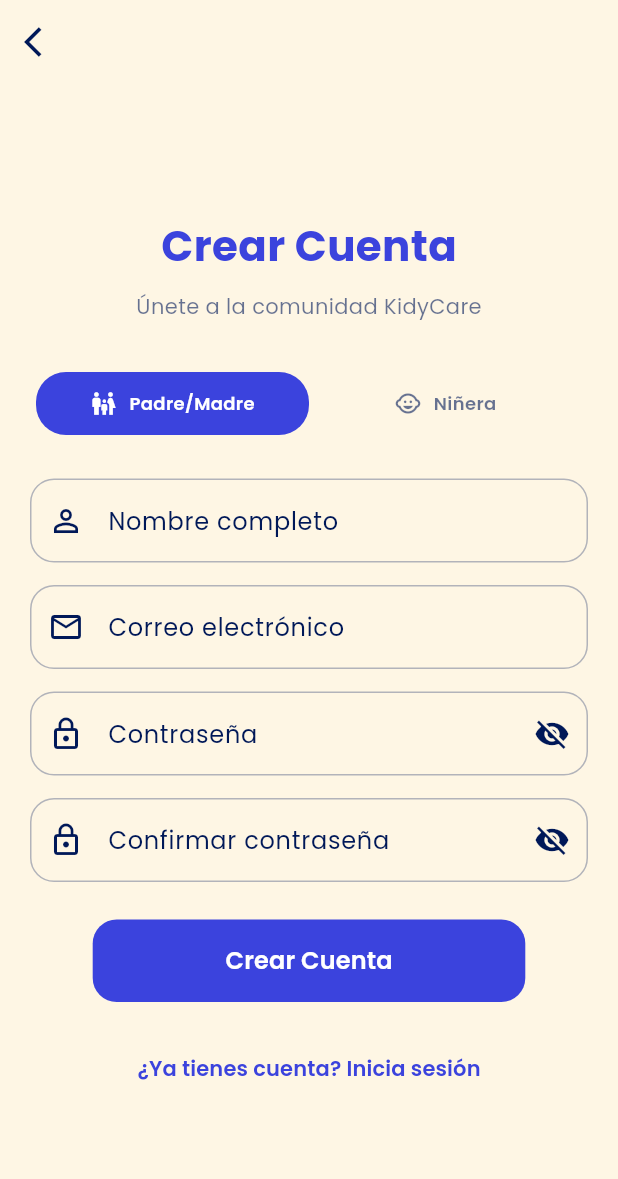
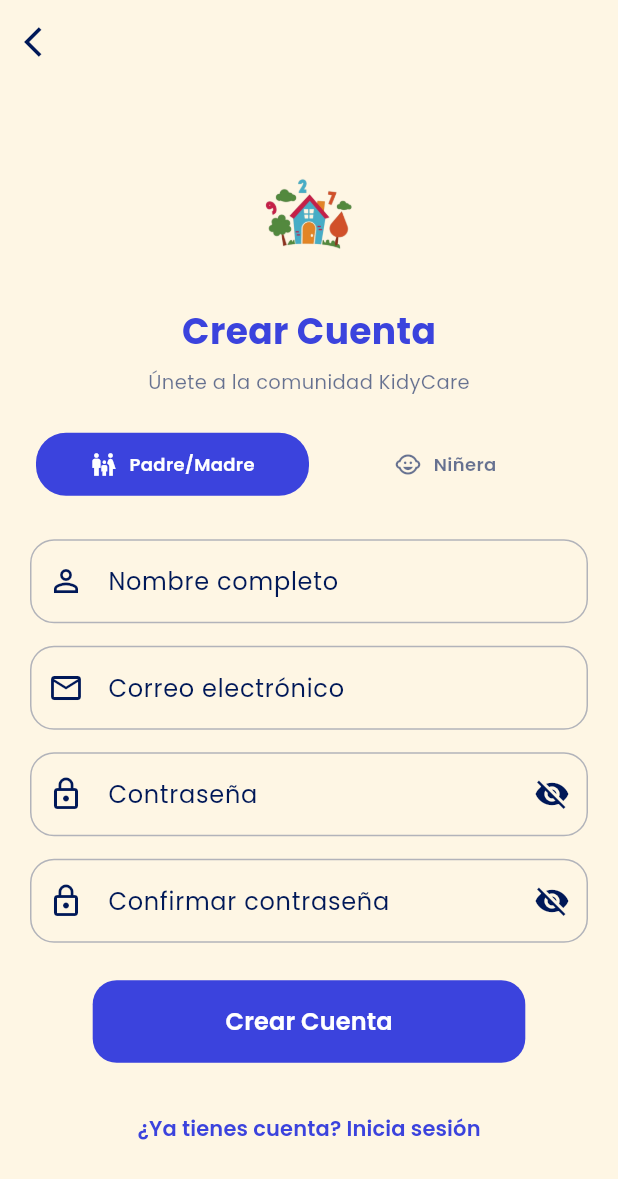
Before and after one commit to Grupo4-1ASI0732-14736-Trustora/kidycare-app, a Flutter app: the screen it shows after launch, after a tap on "Saltar", after a tap on "¿No tienes cuenta? Regístrate", on a phone screen of 412 x 824 dp. Shown: the top 1179 px of the screen. Run offline on Flutter 3.47's test engine with Material 3 defaults, Android fonts, the phone set to English and light mode, and no system bars; our stand-ins replace google_fonts, shared_preferences; accounts and stored records are empty.

Commit message:
feat: initial Flutter app setup v4

```diff
--- a/lib/screens/shared/login_screen.dart
+++ b/lib/screens/shared/login_screen.dart
@@ -42,50 +42,37 @@
                     AnimatedContainer(
                       duration: const Duration(milliseconds: 800),
                       curve: Curves.easeOutBack,
-                      width: 110,
-                      height: 110,
-                      decoration: BoxDecoration(
-                        color: theme.colorScheme.primary,
-                        borderRadius: BorderRadius.circular(30),
-                        boxShadow: [
-                          BoxShadow(
-                            color: theme.colorScheme.primary.withOpacity(0.4),
-                            blurRadius: 12,
-                            offset: const Offset(0, 6),
-                          ),
-                        ],
-                      ),
+                      width: 80,
+                      height: 80,
                       child: Center(
-                        child: Text(
-                          "LOGO",
-                          style: GoogleFonts.poppins(
-                            fontSize: 20,
-                            fontWeight: FontWeight.bold,
-                            color: Colors.white,
-                          ),
+                        child: Image.asset(
+                          'assets/images/logo_kc.png',
+                          width: 60,
+                          height: 60,
+                          fit: BoxFit.contain,
                         ),
                       ),
                     ),
-                    const SizedBox(height: 30),
+                    const SizedBox(height: 20),
 
                     // 👋 Títulos
                     Text(
                       "Bienvenido a KidyCare",
                       style: GoogleFonts.poppins(
-                        fontSize: 22,
+                        fontSize: 20,
                         fontWeight: FontWeight.bold,
                         color: theme.colorScheme.primary,
                       ),
                     ),
-                    const SizedBox(height: 10),
+                    const SizedBox(height: 8),
                     Text(
                       "Conéctate con niñeras de confianza",
                       style: GoogleFonts.poppins(
-                        fontSize: 14,
-                        color: theme.colorScheme.onSurface.withOpacity(0.6),
+                        fontSize: 13,
+                        color: theme.colorScheme.onSurface.withValues(alpha: 0.6),
                       ),
                     ),
-                    const SizedBox(height: 30),
+                    const SizedBox(height: 24),
 
                     // Selector de tipo de usuario
                     Container(
--- a/lib/screens/shared/register_screen.dart
+++ b/lib/screens/shared/register_screen.dart
@@ -49,24 +49,41 @@
                 child: Column(
                   crossAxisAlignment: CrossAxisAlignment.center,
                   children: [
+                    // 🚀 Logo animado
+                    AnimatedContainer(
+                      duration: const Duration(milliseconds: 800),
+                      curve: Curves.easeOutBack,
+                      width: 80,
+                      height: 80,
+                      child: Center(
+                        child: Image.asset(
+                          'assets/images/logo_kc.png',
+                          width: 60,
+                          height: 60,
+                          fit: BoxFit.contain,
+                        ),
+                      ),
+                    ),
+                    const SizedBox(height: 20),
+
                     // Título
                     Text(
                       "Crear Cuenta",
                       style: GoogleFonts.poppins(
-                        fontSize: 28,
+                        fontSize: 24,
                         fontWeight: FontWeight.bold,
                         color: theme.colorScheme.primary,
                       ),
                     ),
-                    const SizedBox(height: 10),
+                    const SizedBox(height: 8),
                     Text(
                       "Únete a la comunidad KidyCare",
                       style: GoogleFonts.poppins(
-                        fontSize: 14,
+                        fontSize: 13,
                         color: theme.colorScheme.onSurface.withOpacity(0.6),
                       ),
                     ),
-                    const SizedBox(height: 30),
+                    const SizedBox(height: 20),
 
                     // Selector de tipo de usuario
                     Container(
--- a/lib/screens/shared/splash_screen.dart
+++ b/lib/screens/shared/splash_screen.dart
@@ -65,19 +65,25 @@
                   borderRadius: BorderRadius.circular(30),
                   boxShadow: [
                     BoxShadow(
-                      color: Colors.black.withOpacity(0.2),
-                      blurRadius: 15,
-                      offset: const Offset(0, 8),
+                      color: Colors.black.withValues(alpha: 0.08),
+                      blurRadius: 4,
+                      offset: const Offset(0, 2),
+                    ),
+                    BoxShadow(
+                      color: Colors.white.withValues(alpha: 0.6),
+                      blurRadius: 2,
+                      offset: const Offset(0, -1),
                     ),
                   ],
                 ),
                 child: Center(
-                  child: Text(
-                    "LOGO",
-                    style: GoogleFonts.poppins(
-                      fontSize: 24,
-                      fontWeight: FontWeight.bold,
-                      color: theme.colorScheme.primary,
+                  child: ClipRRect(
+                    borderRadius: BorderRadius.circular(20),
+                    child: Image.asset(
+                      'assets/images/logo_kc.png',
+                      width: 80,
+                      height: 80,
+                      fit: BoxFit.contain,
                     ),
                   ),
                 ),
@@ -102,7 +108,7 @@
                 "Cuidado confiable para tus pequeños",
                 style: GoogleFonts.poppins(
                   fontSize: 16,
-                  color: Colors.white.withOpacity(0.9),
+                  color: Colors.white.withValues(alpha: 0.9),
                 ),
               ),
             ),
```
Also changed, not shown: assets/images/logo_kc.png (added).
